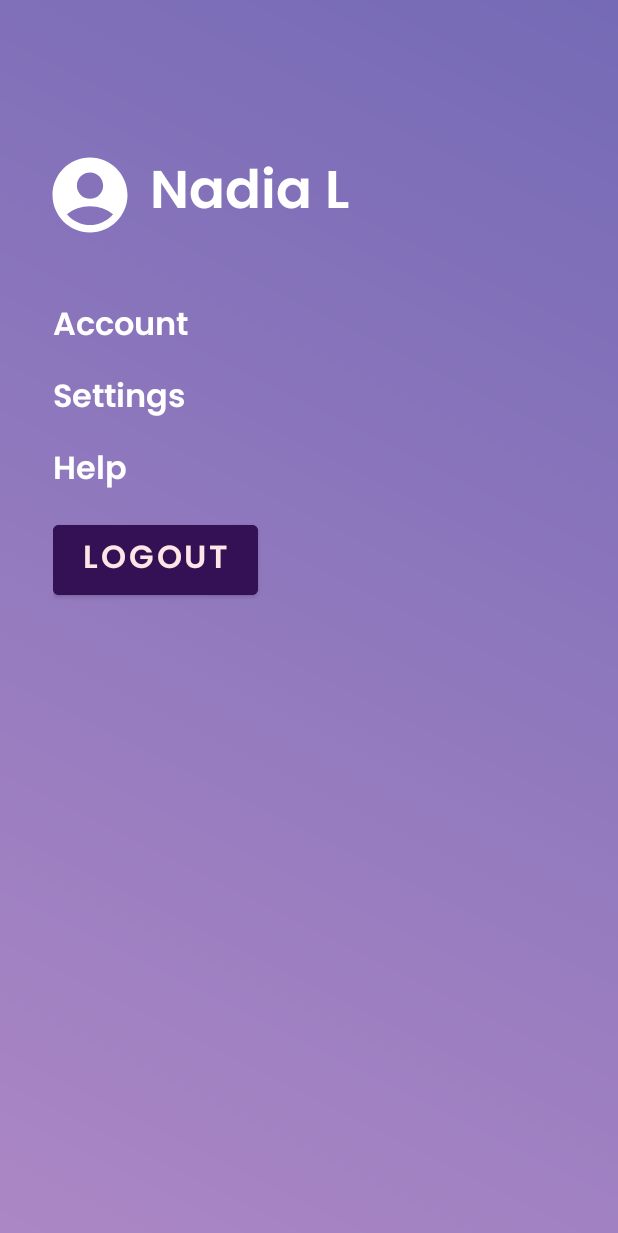
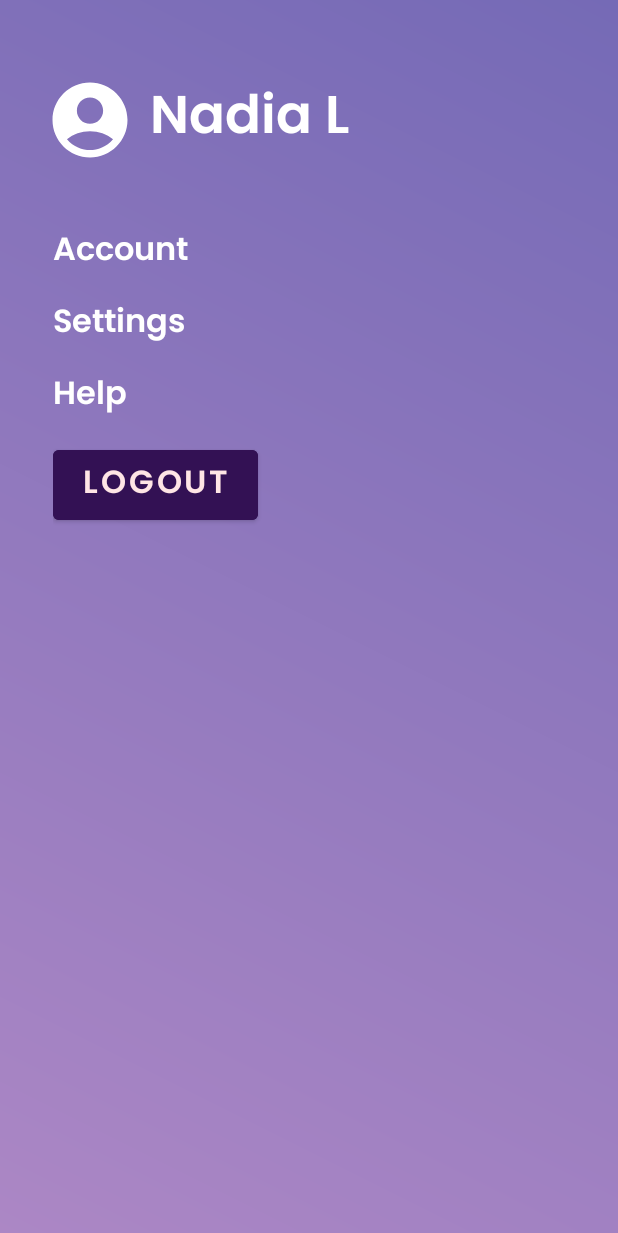
Before and after one commit to NadiaLeni/ProjectMobileTicketTrackker, an Android app: the layout fragment_profile.xml on its own in the app's theme, with its tools: preview values and no code run, on a phone screen of 412 x 824 dp. Shown: the top 1233 px of the screen. Run offline under Robolectric (Android 15) with nearby library versions, the phone set to English and light mode, and no system bars.

Commit message:
Send User Name to ProfileFragment

```diff
--- a/app/src/main/java/com/example/projectmobile3/ui/account/RegisterFragment.java
+++ b/app/src/main/java/com/example/projectmobile3/ui/account/RegisterFragment.java
@@ -1,14 +1,12 @@
 package com.example.projectmobile3.ui.account;
 
 import android.content.Context;
-import android.content.Intent;
 import android.content.SharedPreferences;
 import android.os.Bundle;
 
 import androidx.annotation.NonNull;
 import androidx.annotation.Nullable;
 import androidx.fragment.app.Fragment;
-import androidx.lifecycle.ViewModelProvider;
 import androidx.navigation.Navigation;
 
 import android.util.Log;
@@ -21,7 +19,6 @@ import android.widget.TextView;
 import android.widget.Toast;
 
 import com.example.projectmobile3.R;
-import com.example.projectmobile3.RegisterViewModel;
 import com.example.projectmobile3.User;
 
 /**
--- a/app/src/main/res/layout/fragment_home.xml
+++ b/app/src/main/res/layout/fragment_home.xml
@@ -41,7 +41,7 @@
                     android:fontFamily="@font/poppins_semibold"
                     android:textSize="32dp"
                     android:textColor="@color/white"
-                    android:id="@+id/yvUserName"/>
+                    android:id="@+id/tvUserName"/>
 
             </LinearLayout>
 
--- a/app/src/main/res/layout/fragment_profile.xml
+++ b/app/src/main/res/layout/fragment_profile.xml
@@ -18,7 +18,7 @@
             android:gravity="center_vertical"
             android:layout_marginLeft="30dp"
             android:layout_marginBottom="40dp"
-            android:layout_marginTop="100dp">
+            android:layout_marginTop="50dp">
 
             <ImageView
                 android:layout_width="wrap_content"
@@ -80,7 +80,8 @@
                 android:textColor="@color/light_pink"
                 android:backgroundTint="@color/light_black"
                 android:paddingVertical="5dp"
-                android:paddingHorizontal="20dp"/>
+                android:paddingHorizontal="20dp"
+                android:id="@+id/btnLogout"/>
 
         </LinearLayout>
 
--- a/app/src/main/res/navigation/mobile_navigation.xml
+++ b/app/src/main/res/navigation/mobile_navigation.xml
@@ -51,6 +51,10 @@
         android:label="Profile"
         tools:layout="@layout/fragment_profile">
 
+        <action
+            android:id="@+id/action_fragmentProfile_to_fragmentAccount"
+            app:destination="@id/navigation_account" />
+
     </fragment>
 
 
```
Also changed, not shown: app/src/main/java/com/example/projectmobile3/RegisterViewModel.java (deleted, +0 -18 lines), app/src/main/java/com/example/projectmobile3/ui/account/AccountFragment.java (+0 -7 lines), app/src/main/java/com/example/projectmobile3/ui/account/ProfileFragment.java (+31 -0 lines).
